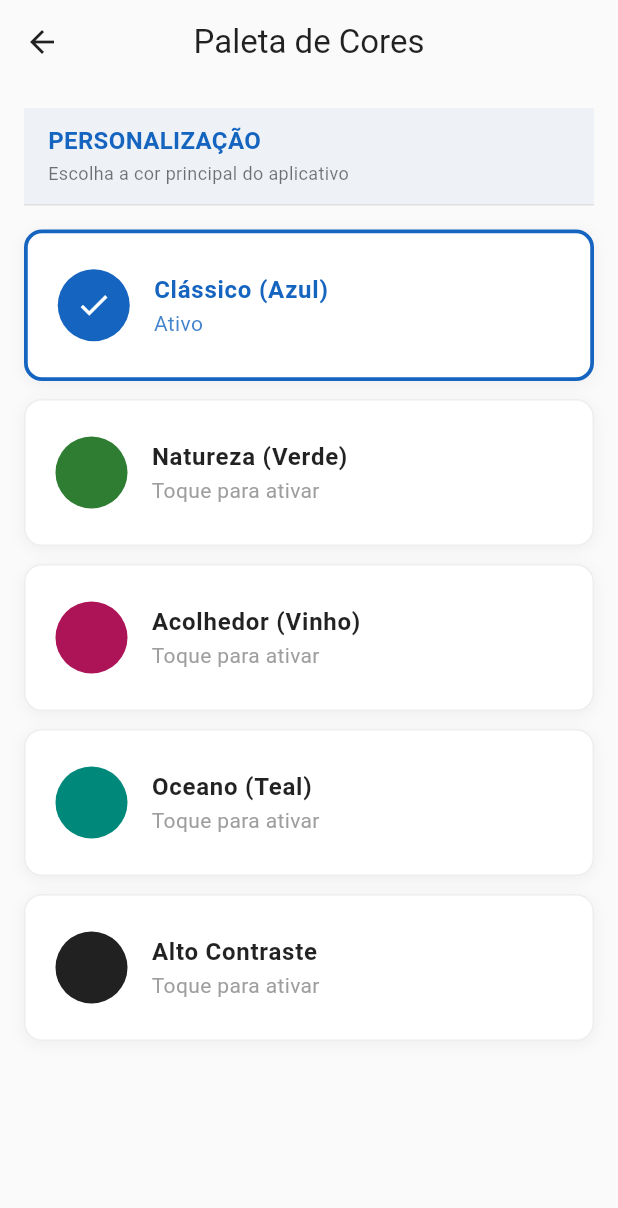
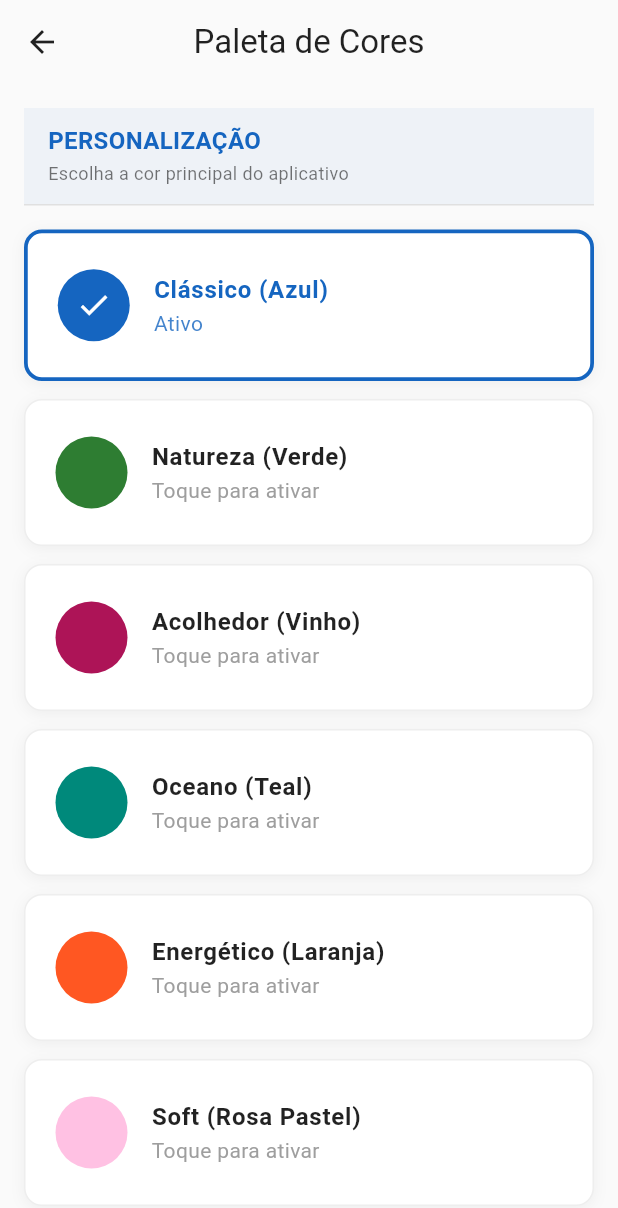
Before and after one commit to lucas-livas/Guia_AGA_de_Bolso-, a Flutter app: the screen it shows after launch, in the side drawer, after a tap on "Paleta de Cores", on a phone screen of 412 x 824 dp. Shown: the top 1208 px of the screen. Run offline on Flutter 3.47's test engine with Material 3 defaults, Android fonts, the phone set to English and light mode, and no system bars; our stand-ins replace fl_chart, google_mobile_ads, pdf, printing, sqflite; accounts and stored records are empty.

Commit message:
feat: Atualização das paletas de cores no Temas_Gerenciador

```diff
--- a/lib/Temas_Paletas/Temas_Gerenciador.dart
+++ b/lib/Temas_Paletas/Temas_Gerenciador.dart
@@ -111,20 +111,34 @@ class ThemeManager {
       gradientGuides: LinearGradient(colors: [Color(0xFF26A69A), Color(0xFF00897B)]),
     ),
 
-    // 5. ALTO CONTRASTE
+    // 5. ENERGÉTICO (LARANJA)
     const AppTheme(
-      name: 'Alto Contraste',
-      primary: Color(0xFF212121),
-      light: Color(0xFFE0E0E0),
-      dark: Color(0xFF000000),
-      background: Color(0xFFFFFFFF),
-      textPrimary: Colors.black,
-      gradientPatient: LinearGradient(colors: [Color(0xFF757575), Color(0xFF212121)]),
-      gradientFunctional: LinearGradient(colors: [Color(0xFF616161), Color(0xFF000000)]),
-      gradientCognitive: LinearGradient(colors: [Color(0xFF9E9E9E), Color(0xFF424242)]),
-      gradientClinical: LinearGradient(colors: [Color(0xFFBDBDBD), Color(0xFF616161)]),
-      gradientSocial: LinearGradient(colors: [Color(0xFF757575), Color(0xFF424242)]),
-      gradientGuides: LinearGradient(colors: [Color(0xFF9E9E9E), Color(0xFF212121)]),
+      name: 'Energético (Laranja)',
+      primary: Color(0xFFFF5722),
+      light: Color(0xFFFFCCBC),
+      dark: Color(0xFFE64A19),
+      background: Color(0xFFFFF3E0),
+      gradientPatient: LinearGradient(colors: [Color(0xFFFF8A65), Color(0xFFD84315)]),
+      gradientFunctional: LinearGradient(colors: [Color(0xFFFF7043), Color(0xFFBF360C)]),
+      gradientCognitive: LinearGradient(colors: [Color(0xFFFFB74D), Color(0xFFFF6E40)]),
+      gradientClinical: LinearGradient(colors: [Color(0xFFFFA726), Color(0xFFFF3D00)]),
+      gradientSocial: LinearGradient(colors: [Color(0xFFFFCC80), Color(0xFFFF6E40)]),
+      gradientGuides: LinearGradient(colors: [Color(0xFFFF8A65), Color(0xFFD84315)]),
+    ),
+
+    // 6. SOFT (ROSA PASTEL)
+    const AppTheme(
+      name: 'Soft (Rosa Pastel)',
+      primary: Color(0xFFFFC1E3),
+      light: Color(0xFFFFE4F1),
+      dark: Color(0xFFFF8DAA),
+      background: Color(0xFFFFF0F5),
+      gradientPatient: LinearGradient(colors: [Color(0xFFFFB6C1), Color(0xFFFF69B4)]),
+      gradientFunctional: LinearGradient(colors: [Color(0xFFFFA07A), Color(0xFFFF6347)]),
+      gradientCognitive: LinearGradient(colors: [Color(0xFFFFDAB9), Color(0xFFFF7F50)]),
+      gradientClinical: LinearGradient(colors: [Color(0xFFFFC0CB), Color(0xFFFF69B4)]),
+      gradientSocial: LinearGradient(colors: [Color(0xFFFFE4E1), Color(0xFFFFB6C1)]),
+      gradientGuides: LinearGradient(colors: [Color(0xFFFFA07A), Color(0xFFFF6347)]),
     ),
   ];
 }
```
